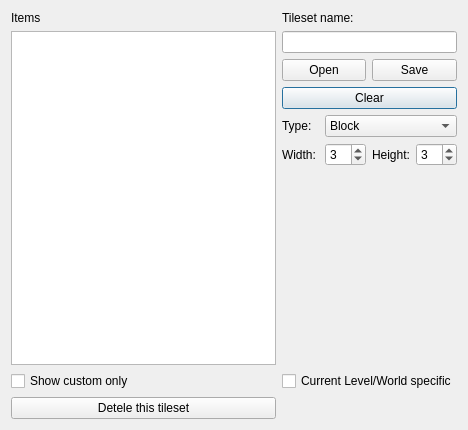
Old version of the form Editor/tools/tilesets/tilesetconfiguredialog.ui in the repository WohlSoft/Moondust-Project.
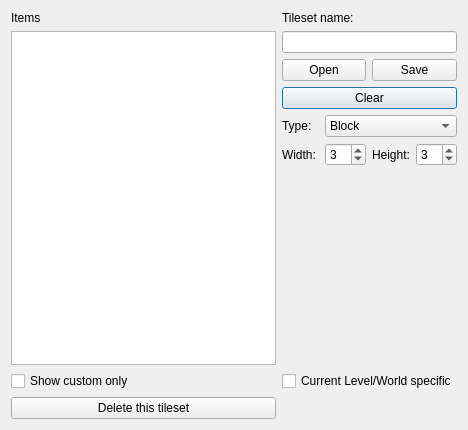
New version of the form. Icons and pictures are not drawn.

What changed in the file:
```diff
--- a/Editor/tools/tilesets/tilesetconfiguredialog.ui
+++ b/Editor/tools/tilesets/tilesetconfiguredialog.ui
@@ -202,7 +202,7 @@
    <item row="3" column="0">
     <widget class="QPushButton" name="delete_me">
      <property name="text">
-      <string>Detele this tileset</string>
+      <string>Delete this tileset</string>
      </property>
     </widget>
    </item>
```
